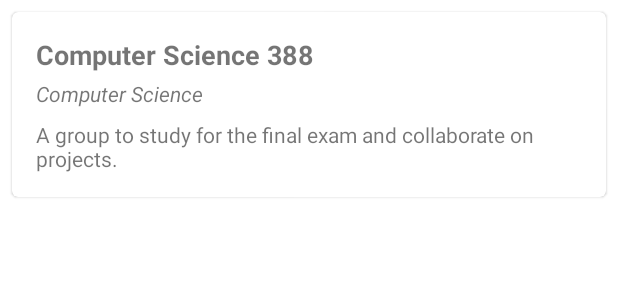
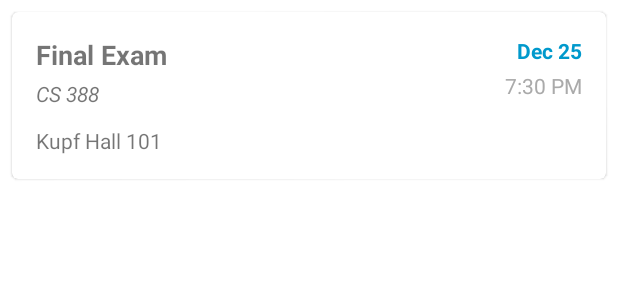
Before and after one commit to CS388-Group-11/CS388-Group-11, an Android app: the layout item_study_group.xml on its own in the app's theme, with its tools: preview values and no code run, on a phone screen of 412 x 824 dp. Shown: the top 300 px of the screen. Run offline under Robolectric (Android 15) with nearby library versions, the phone set to English and light mode, and no system bars.

Commit message:
groups now show all info in my groups page

```diff
--- a/app/src/main/res/layout/item_study_group.xml
+++ b/app/src/main/res/layout/item_study_group.xml
@@ -2,23 +2,27 @@
 <com.google.android.material.card.MaterialCardView
     xmlns:android="http://schemas.android.com/apk/res/android"
     xmlns:tools="http://schemas.android.com/tools"
+    xmlns:app="http://schemas.android.com/apk/res-auto"
     android:layout_width="match_parent"
     android:layout_height="wrap_content"
     android:layout_margin="8dp">
 
-    <LinearLayout
+    <androidx.constraintlayout.widget.ConstraintLayout
         android:layout_width="match_parent"
         android:layout_height="wrap_content"
-        android:orientation="vertical"
         android:padding="16dp">
 
         <TextView
             android:id="@+id/group_name_text"
-            android:layout_width="wrap_content"
+            android:layout_width="0dp"
             android:layout_height="wrap_content"
             android:textSize="18sp"
             android:textStyle="bold"
-            tools:text="Computer Science 388" />
+            app:layout_constraintStart_toStartOf="parent"
+            app:layout_constraintTop_toTopOf="parent"
+            app:layout_constraintEnd_toStartOf="@+id/group_date_text"
+            android:layout_marginEnd="8dp"
+            tools:text="Final Exam" />
 
         <TextView
             android:id="@+id/group_subject_text"
@@ -26,14 +30,40 @@
             android:layout_height="wrap_content"
             android:layout_marginTop="4dp"
             android:textStyle="italic"
-            tools:text="Computer Science" />
+            app:layout_constraintStart_toStartOf="parent"
+            app:layout_constraintTop_toBottomOf="@id/group_name_text"
+            tools:text="CS 388" />
 
         <TextView
             android:id="@+id/group_description_text"
             android:layout_width="wrap_content"
             android:layout_height="wrap_content"
-            android:layout_marginTop="8dp"
-            tools:text="A group to study for the final exam and collaborate on projects." />
+            android:layout_marginTop="12dp"
+            app:layout_constraintStart_toStartOf="parent"
+            app:layout_constraintTop_toBottomOf="@id/group_subject_text"
+            tools:text="Kupf Hall 101" />
 
-    </LinearLayout>
+        <!-- TextView for Date -->
+        <TextView
+            android:id="@+id/group_date_text"
+            android:layout_width="wrap_content"
+            android:layout_height="wrap_content"
+            android:textColor="@android:color/holo_blue_dark"
+            android:textStyle="bold"
+            app:layout_constraintEnd_toEndOf="parent"
+            app:layout_constraintTop_toTopOf="parent"
+            tools:text="Dec 25" />
+
+        <!-- TextView for Time -->
+        <TextView
+            android:id="@+id/group_time_text"
+            android:layout_width="wrap_content"
+            android:layout_height="wrap_content"
+            android:layout_marginTop="4dp"
+            android:textColor="@android:color/darker_gray"
+            app:layout_constraintEnd_toEndOf="parent"
+            app:layout_constraintTop_toBottomOf="@id/group_date_text"
+            tools:text="7:30 PM" />
+
+    </androidx.constraintlayout.widget.ConstraintLayout>
 </com.google.android.material.card.MaterialCardView>
```
